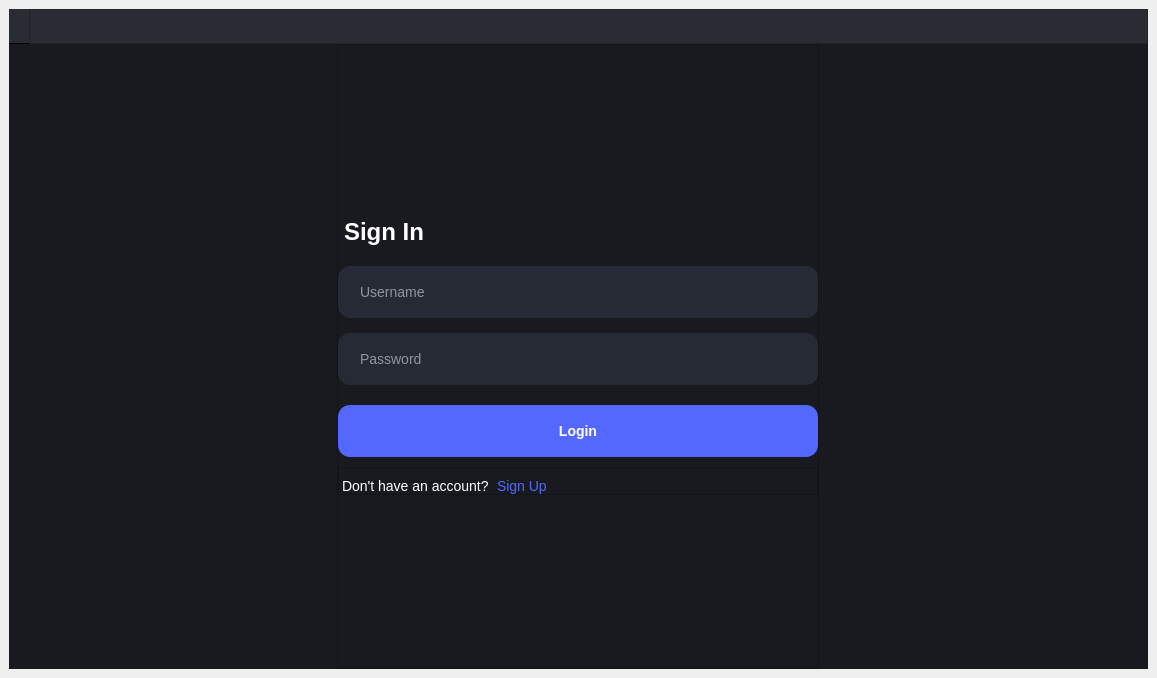
Qt form main.ui (thebadsektor/intelligent_management_system) before a commit.
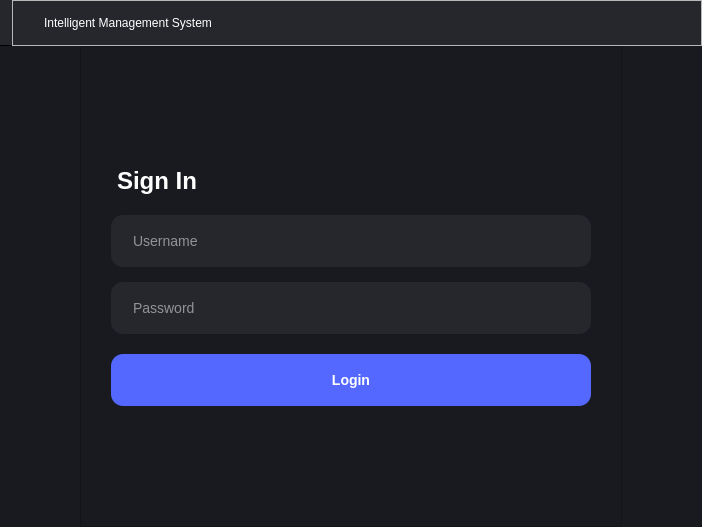
The same form after that commit. Icons and pictures are not drawn.

```diff
--- a/main.ui
+++ b/main.ui
@@ -6,8 +6,8 @@
    <rect>
     <x>0</x>
     <y>0</y>
-    <width>1157</width>
-    <height>678</height>
+    <width>694</width>
+    <height>527</height>
    </rect>
   </property>
   <property name="windowTitle">
@@ -24,20 +24,36 @@
     <property name="spacing">
      <number>0</number>
     </property>
-    <item alignment="Qt::AlignVCenter">
-     <widget class="QWidget" name="headerWidget" native="true">
+    <property name="leftMargin">
+     <number>0</number>
+    </property>
+    <property name="topMargin">
+     <number>0</number>
+    </property>
+    <property name="rightMargin">
+     <number>0</number>
+    </property>
+    <property name="bottomMargin">
+     <number>0</number>
+    </property>
+    <item alignment="Qt::AlignTop">
+     <widget class="QWidget" name="header" native="true">
       <property name="styleSheet">
-       <string notr="true">background-color: #2A2C33;
-height: 34px;
-max-height: 34px;
-border-bottom: 1px solid black;</string>
+       <string notr="true">QWidget#header {
+	background-color: #26272D;
+	height: 45px;
+	min-height: 45px;
+	max-height: 45px;
+	border-bottom: 1px solid black;
+}
+</string>
       </property>
       <layout class="QHBoxLayout" name="horizontalLayout">
        <property name="spacing">
         <number>0</number>
        </property>
        <property name="leftMargin">
-        <number>20</number>
+        <number>0</number>
        </property>
        <property name="topMargin">
         <number>0</number>
@@ -49,9 +65,13 @@
         <number>0</number>
        </property>
        <item alignment="Qt::AlignVCenter">
-        <widget class="QFrame" name="frame">
+        <widget class="QFrame" name="headerContent">
          <property name="styleSheet">
-          <string notr="true"/>
+          <string notr="true">QFrame#headerContent {
+	padding: 0px;
+	margin: 0px;
+	margin-left: 12px;
+}</string>
          </property>
          <property name="frameShape">
           <enum>QFrame::StyledPanel</enum>
@@ -60,6 +80,9 @@
           <enum>QFrame::Raised</enum>
          </property>
          <layout class="QHBoxLayout" name="horizontalLayout_2">
+          <property name="spacing">
+           <number>0</number>
+          </property>
           <property name="leftMargin">
            <number>0</number>
           </property>
@@ -78,7 +101,6 @@
              <string notr="true">image: url(:/images/resources/icons/monitor_alt.svg);
 min-width: 20px;
 min-height: 20px;
-border-bottom: 0px;
 background-color: transparent;</string>
             </property>
             <property name="text">
@@ -86,6 +108,29 @@
             </property>
            </widget>
           </item>
+          <item alignment="Qt::AlignVCenter">
+           <widget class="QLabel" name="title">
+            <property name="sizePolicy">
+             <sizepolicy hsizetype="Preferred" vsizetype="Preferred">
+              <horstretch>0</horstretch>
+              <verstretch>0</verstretch>
+             </sizepolicy>
+            </property>
+            <property name="styleSheet">
+             <string notr="true">QLabel#title {
+	font-family: &quot;Segoe UI&quot;, sans-serif;
+	color:  white;
+	font-size: 12px;
+	font-weight: 400;
+	padding-left: 8px;
+	padding-top: 0px;
+}</string>
+            </property>
+            <property name="text">
+             <string>Intelligent Management System</string>
+            </property>
+           </widget>
+          </item>
           <item>
            <spacer name="horizontalSpacer">
             <property name="orientation">
@@ -99,11 +144,15 @@
             </property>
            </spacer>
           </item>
-          <item>
+          <item alignment="Qt::AlignVCenter">
            <widget class="QFrame" name="windowOptions">
             <property name="styleSheet">
-             <string notr="true">background-color: transparent;
-border: none;</string>
+             <string notr="true">QFrame#windowOptions {
+	background-color: transparent;
+	padding: 0px;
+	margin: 0px;
+}
+</string>
             </property>
             <property name="frameShape">
              <enum>QFrame::StyledPanel</enum>
@@ -127,19 +176,34 @@
              <property name="bottomMargin">
               <number>0</number>
              </property>
-             <item>
+             <item alignment="Qt::AlignVCenter">
               <widget class="QPushButton" name="btnMinimize">
+               <property name="minimumSize">
+                <size>
+                 <width>54</width>
+                 <height>45</height>
+                </size>
+               </property>
+               <property name="maximumSize">
+                <size>
+                 <width>54</width>
+                 <height>45</height>
+                </size>
+               </property>
                <property name="styleSheet">
-                <string notr="true">QPushButton {
+                <string notr="true">QPushButton#btnMinimize {
 	image: url(:/images/resources/icons/minus_alt.svg);
-min-width: 16px;
-min-height: 16px;
-max-width: 16px;
-padding-left: 20px;
-padding-right: 20px;
+	min-width: 18px;
+	max-width: 18px;
+	min-height: 45px;
+	max-height: 45px;
+	padding-left: 18px;
+	padding-right: 18px;
+	background-color: transparent;
+	border: 0px;
 }
 
-QPushButton:hover {
+QPushButton#btnMinimize:hover {
 	background-color: #3d4145;
 }
 </string>
@@ -149,19 +213,34 @@
                </property>
               </widget>
              </item>
-             <item>
+             <item alignment="Qt::AlignVCenter">
               <widget class="QPushButton" name="btnMaximize">
+               <property name="minimumSize">
+                <size>
+                 <width>55</width>
+                 <height>45</height>
+                </size>
+               </property>
+               <property name="maximumSize">
+                <size>
+                 <width>55</width>
+                 <height>45</height>
+                </size>
+               </property>
                <property name="styleSheet">
-                <string notr="true">QPushButton {
+                <string notr="true">QPushButton#btnMaximize {
 	image: url(:/images/resources/icons/square_alt.svg);
-min-width: 16px;
-min-height: 16px;
-max-width: 16px;
-padding-left: 20px;
-padding-right: 20px;
+	min-width: 15px;
+	max-width: 15px;
+	padding-left: 20px;
+	padding-right: 20px;
+	min-height: 45px;
+	max-height: 45px;
+	background-color: transparent;
+	border: 0px;
 }
 
-QPushButton:hover {
+QPushButton#btnMaximize:hover {
 	background-color: #3d4145;
 }
 
@@ -172,18 +251,40 @@
                </property>
               </widget>
              </item>
-             <item>
+             <item alignment="Qt::AlignVCenter">
               <widget class="QPushButton" name="btnClose">
+               <property name="sizePolicy">
+                <sizepolicy hsizetype="Minimum" vsizetype="Ignored">
+                 <horstretch>0</horstretch>
+                 <verstretch>0</verstretch>
+                </sizepolicy>
+               </property>
+               <property name="minimumSize">
+                <size>
+                 <width>56</width>
+                 <height>45</height>
+                </size>
+               </property>
+               <property name="maximumSize">
+                <size>
+                 <width>56</width>
+                 <height>45</height>
+                </size>
+               </property>
                <property name="styleSheet">
-                <string notr="true">QPushButton {
+                <string notr="true">QPushButton#btnClose {
 	image: url(:/images/resources/icons/x_alt.svg);
-min-width: 16px;
-max-width: 16px;
-padding-left: 20px;
-padding-right: 20px;
+	min-width: 20px;
+	max-width: 20px;
+	min-height: 45px;
+	max-height: 45px;
+	padding-left: 18px;
+	padding-right: 18px;
+	background-color: transparent;
+	border: 0px;
 }
 
-QPushButton:hover {
+QPushButton#btnClose:hover {
 	background-color: #e81123;
 }
 
@@ -192,6 +293,9 @@
                <property name="text">
                 <string/>
                </property>
+               <property name="flat">
+                <bool>false</bool>
+               </property>
               </widget>
              </item>
             </layout>
@@ -230,8 +334,6 @@
 QPushButton {
 	background-color: #5468ff;
 	border-radius: 12px;
-	padding-left: 20px;
-	padding-right: 20px;
 	
 	min-height: 52px;
 	max-height: 52px;
@@ -243,7 +345,7 @@
 }
 
 QLineEdit {
-	background-color: #262a34;
+	background-color: #26272D;
 	border-radius: 12px;
 	padding-left: 20px;
 	padding-right: 20px;
@@ -255,8 +357,7 @@
 	font-size: 14px;
 	font-weight: 400;
 	color: white;
-}
-</string>
+}</string>
        </property>
        <layout class="QHBoxLayout" name="horizontalLayout_5">
         <property name="spacing">
@@ -275,25 +376,12 @@
          <number>0</number>
         </property>
         <item>
-         <spacer name="horizontalSpacer_2">
-          <property name="orientation">
-           <enum>Qt::Horizontal</enum>
-          </property>
-          <property name="sizeType">
-           <enum>QSizePolicy::Fixed</enum>
-          </property>
-          <property name="sizeHint" stdset="0">
-           <size>
-            <width>40</width>
-            <height>20</height>
-           </size>
-          </property>
-         </spacer>
-        </item>
-        <item>
-         <widget class="QFrame" name="frame_3">
+         <widget class="QFrame" name="loginPageContent">
           <property name="styleSheet">
-           <string notr="true">max-width: 480px;</string>
+           <string notr="true">QFrame#loginPageContent {
+	padding: 30px;
+	max-width: 480px;
+}</string>
           </property>
           <property name="frameShape">
            <enum>QFrame::StyledPanel</enum>
@@ -373,58 +461,9 @@
              <property name="text">
               <string>Login</string>
              </property>
-            </widget>
-           </item>
-           <item>
-            <widget class="QFrame" name="frame_4">
-             <property name="styleSheet">
-              <string notr="true">margin-top: 10px;</string>
+             <property name="default">
+              <bool>true</bool>
              </property>
-             <property name="frameShape">
-              <enum>QFrame::StyledPanel</enum>
-             </property>
-             <property name="frameShadow">
-              <enum>QFrame::Raised</enum>
-             </property>
-             <layout class="QHBoxLayout" name="horizontalLayout_4">
-              <property name="spacing">
-               <number>0</number>
-              </property>
-              <property name="leftMargin">
-               <number>0</number>
-              </property>
-              <property name="topMargin">
-               <number>0</number>
-              </property>
-              <property name="rightMargin">
-               <number>0</number>
-              </property>
-              <property name="bottomMargin">
-               <number>0</number>
-              </property>
-              <item>
-               <widget class="QLabel" name="txtTitle_2">
-                <property name="styleSheet">
-                 <string notr="true">font-size: 14px;
-max-width: 155px;</string>
-                </property>
-                <property name="text">
-                 <string>Don't have an account? </string>
-                </property>
-               </widget>
-              </item>
-              <item>
-               <widget class="QLabel" name="label">
-                <property name="styleSheet">
-                 <string notr="true">color: #5468ff;
-font-size: 14px;</string>
-                </property>
-                <property name="text">
-                 <string>Sign Up</string>
-                </property>
-               </widget>
-              </item>
-             </layout>
             </widget>
            </item>
            <item>
@@ -443,22 +482,6 @@
           </layout>
          </widget>
         </item>
-        <item>
-         <spacer name="horizontalSpacer_3">
-          <property name="orientation">
-           <enum>Qt::Horizontal</enum>
-          </property>
-          <property name="sizeType">
-           <enum>QSizePolicy::Fixed</enum>
-          </property>
-          <property name="sizeHint" stdset="0">
-           <size>
-            <width>40</width>
-            <height>20</height>
-           </size>
-          </property>
-         </spacer>
-        </item>
        </layout>
       </widget>
       <widget class="QWidget" name="mainPage">
@@ -480,17 +503,26 @@
         </property>
         <item>
          <widget class="QFrame" name="sidebar">
+          <property name="minimumSize">
+           <size>
+            <width>52</width>
+            <height>0</height>
+           </size>
+          </property>
           <property name="maximumSize">
            <size>
-            <width>69</width>
+            <width>52</width>
             <height>16777215</height>
            </size>
           </property>
           <property name="styleSheet">
-           <string notr="true">border-right: 1px solid #2a2c33;
-background-color: #2A2C33;
-border-right: 1px solid black;
-width: 35px;</string>
+           <string notr="true">QFrame#sidebar {
+	background-color: #26272D;
+	border-right: 1px solid black;
+	min-width: 50px;
+	max-width: 50px;
+	padding-top: 30px;
+}</string>
           </property>
           <property name="frameShape">
            <enum>QFrame::StyledPanel</enum>
@@ -503,33 +535,17 @@
             <number>0</number>
            </property>
            <property name="leftMargin">
-            <number>16</number>
+            <number>0</number>
            </property>
            <property name="topMargin">
             <number>0</number>
            </property>
            <property name="rightMargin">
-            <number>16</number>
+            <number>0</number>
            </property>
            <property name="bottomMargin">
             <number>0</number>
            </property>
-           <item>
-            <spacer name="verticalSpacer_4">
-             <property name="orientation">
-              <enum>Qt::Vertical</enum>
-             </property>
-             <property name="sizeType">
-              <enum>QSizePolicy::Fixed</enum>
-             </property>
-             <property name="sizeHint" stdset="0">
-              <size>
-               <width>20</width>
-               <height>40</height>
-              </size>
-             </property>
-            </spacer>
-           </item>
            <item>
             <widget class="QPushButton" name="btnActivity">
              <property name="cursor">
@@ -539,9 +555,6 @@
               <string notr="true">QPushButton {
     background-color: transparent;
     border: none;
-    border-radius: 10px;
-	padding-top: 15px;
-	padding-bottom: 15px;
 }</string>
              </property>
              <property name="text">
@@ -553,14 +566,14 @@
              </property>
              <property name="iconSize">
               <size>
-               <width>20</width>
-               <height>20</height>
+               <width>24</width>
+               <height>50</height>
               </size>
              </property>
             </widget>
            </item>
            <item>
-            <widget class="QPushButton" name="pushButton_2">
+            <widget class="QPushButton" name="btnSettings">
              <property name="cursor">
               <cursorShape>PointingHandCursor</cursorShape>
              </property>
@@ -568,9 +581,6 @@
               <string notr="true">QPushButton {
     background-color: transparent;
     border: none;
-    border-radius: 10px;
-	padding-top: 15px;
-	padding-bottom: 15px;
 }</string>
              </property>
              <property name="text">
@@ -578,12 +588,12 @@
              </property>
              <property name="icon">
               <iconset resource="resources.qrc">
-               <normaloff>:/images/resources/icons_alt/settings.svg</normaloff>:/images/resources/icons_alt/settings.svg</iconset>
+               <normaloff>:/images/resources/icons_disabled/settings.svg</normaloff>:/images/resources/icons_disabled/settings.svg</iconset>
              </property>
              <property name="iconSize">
               <size>
-               <width>20</width>
-               <height>20</height>
+               <width>24</width>
+               <height>50</height>
               </size>
              </property>
             </widget>
@@ -610,9 +620,6 @@
               <string notr="true">QPushButton {
     background-color: transparent;
     border: none;
-    border-radius: 10px;
-	padding-top: 15px;
-	padding-bottom: 15px;
 }
 </string>
              </property>
@@ -621,7 +628,13 @@
              </property>
              <property name="icon">
               <iconset resource="resources.qrc">
-               <normaloff>:/images/resources/icons_alt/power.svg</normaloff>:/images/resources/icons_alt/power.svg</iconset>
+               <normaloff>:/images/resources/icons_disabled/power.svg</normaloff>:/images/resources/icons_disabled/power.svg</iconset>
+             </property>
+             <property name="iconSize">
+              <size>
+               <width>24</width>
+               <height>50</height>
+              </size>
              </property>
             </widget>
            </item>
@@ -648,10 +661,7 @@
          <widget class="QFrame" name="cards">
           <property name="styleSheet">
            <string notr="true">QFrame#cards {
-	padding-left: 20px;
-	padding-right: 20px;
-	padding-top: 30px;
-	padding-bottom: 30px;
+	padding: 30px;
 }</string>
           </property>
           <property name="frameShape">
@@ -667,6 +677,9 @@
            <property name="topMargin">
             <number>0</number>
            </property>
+           <property name="rightMargin">
+            <number>0</number>
+           </property>
            <property name="bottomMargin">
             <number>0</number>
            </property>
@@ -717,7 +730,7 @@
 border-bottom: 1px solid black;
 border-top-left-radius: 10px;
 border-top-right-radius: 10px;
-background-color: #2a2c33;
+background-color: #26272D;
 margin-bottom: 10px;
 }</string>
                 </property>
@@ -868,7 +881,7 @@
                    </property>
                    <property name="styleSheet">
                     <string notr="true">QFrame#cpuUsageBar {
-    background-color: #262a34;
+    background-color: #26272D;
     border-radius: 4px;
 	
 	min-width: 238px;
```
